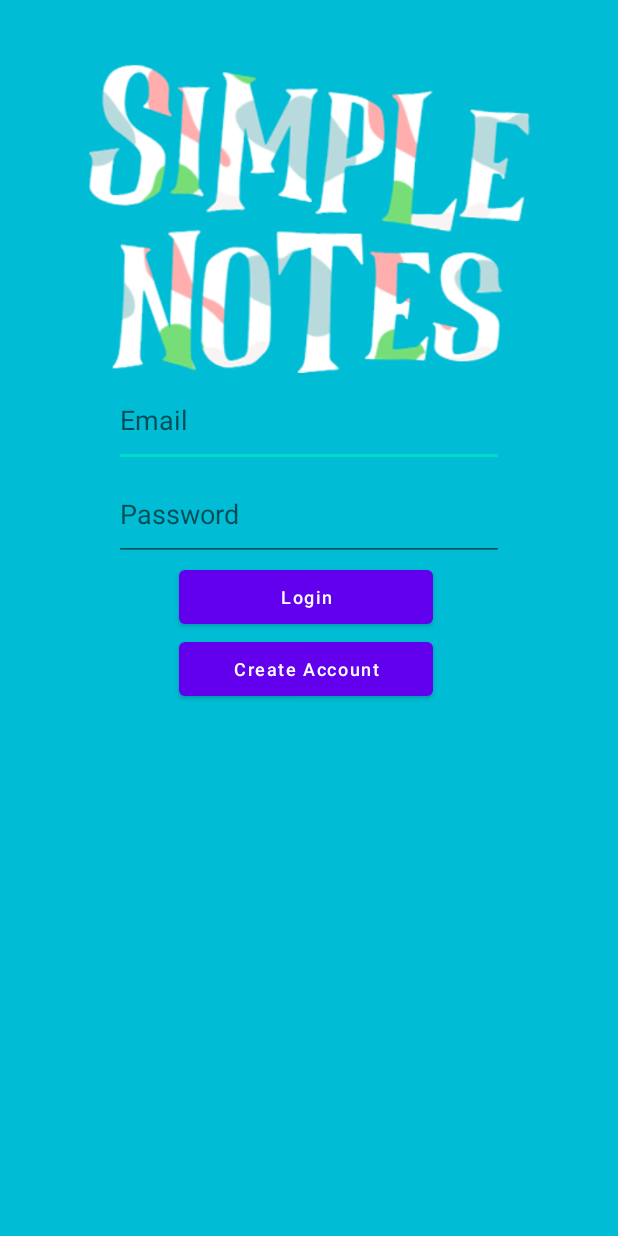
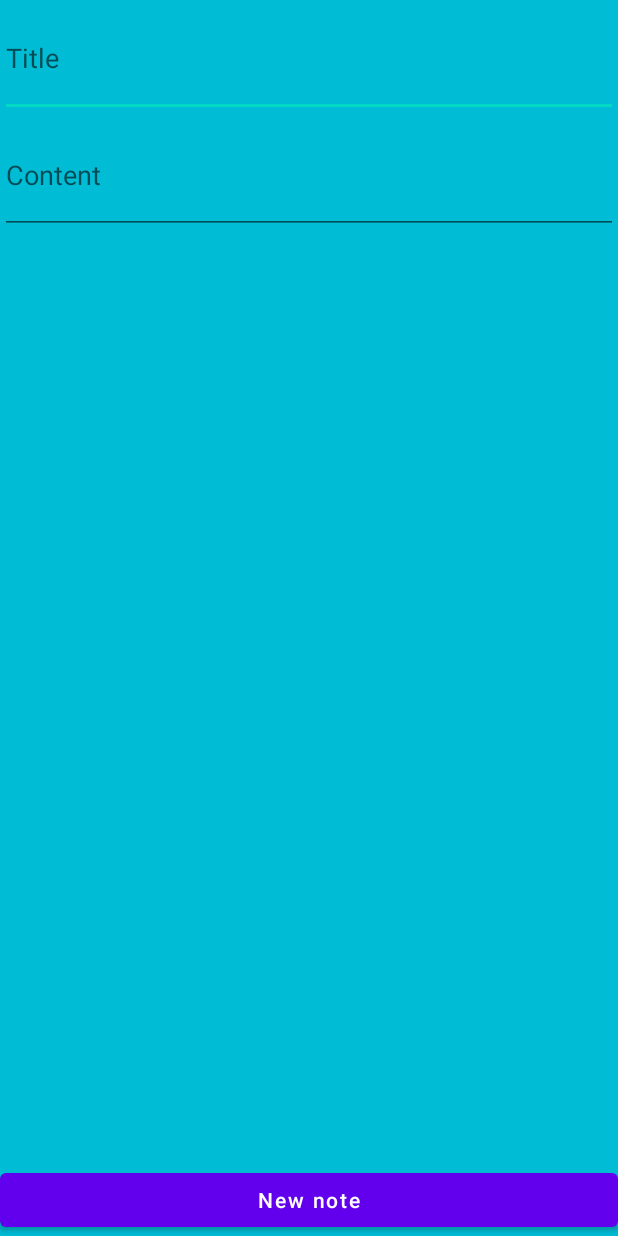
Before and after one commit to w-lacey/SimpleNotesApp, an Android app: the screen it shows after launch (MainActivity before the commit, EnterNote after it), on a phone screen of 412 x 824 dp. Run offline under Robolectric (Android 15) with nearby library versions, the phone set to English and light mode, and no system bars; our stand-ins replace sdp/ssp sizes.

```diff
--- a/app/build.gradle
+++ b/app/build.gradle
@@ -39,8 +39,8 @@ dependencies {
     implementation 'androidx.constraintlayout:constraintlayout:2.1.4'
     implementation 'androidx.databinding:compiler:3.2.0-alpha11'
     testImplementation 'junit:junit:4.13.2'
-    androidTestImplementation 'androidx.test.ext:junit:1.1.3'
-    androidTestImplementation 'androidx.test.espresso:espresso-core:3.4.0'
+    androidTestImplementation 'androidx.test.ext:junit:1.1.4'
+    androidTestImplementation 'androidx.test.espresso:espresso-core:3.5.0'
     implementation 'com.intuit.ssp:ssp-android:1.1.0'
     implementation 'com.intuit.sdp:sdp-android:1.1.0'
     implementation 'com.google.guava:listenablefuture:9999.0-empty-to-avoid-conflict-with-guava'
--- a/app/src/main/java/com/example/onethingapp/EnterNote.java
+++ b/app/src/main/java/com/example/onethingapp/EnterNote.java
@@ -7,8 +7,6 @@ import android.os.Bundle;
 import android.view.View;
 import android.widget.Button;
 import android.widget.EditText;
-
-import org.json.simple.parser.ParseException;
 
 import java.io.IOException;
 
@@ -29,7 +27,6 @@ public class EnterNote extends AppCompatActivity {
     saveNote = findViewById(R.id.saveNoteButton);
     String extraNoteContent = getIntent().getStringExtra("noteContent");
     String extraNoteTitle = getIntent().getStringExtra("noteTitle");
-    // Accessing the data using key and value
     if (extraNoteTitle != null && extraNoteContent != null) {
       noteTitle.setText(extraNoteTitle);
       noteContent.setText(extraNoteContent);
--- a/app/src/main/java/com/example/onethingapp/MainActivity.java
+++ b/app/src/main/java/com/example/onethingapp/MainActivity.java
@@ -15,25 +15,10 @@ import android.widget.TextView;
 
 public class MainActivity extends AppCompatActivity {
 
-  TextView loginPrompt;
-  EditText emailInput;
-  EditText passwordInput;
-  Button loginSubmit;
-  TextView createAccountLink;
-  SQLConnection DB;
-  private SharedPreferences sharedpreferences;
-  Context context;
-
   @Override
   protected void onCreate(Bundle savedInstanceState) {
     super.onCreate(savedInstanceState);
-    setContentView(R.layout.activity_main);
-    ImageView logoBanner = findViewById(R.id.logoBanner);
-    EditText emailInput = findViewById(R.id.inputEmail);
-    EditText passwordInput = findViewById(R.id.inputPassword);
-    Button loginSubmit = findViewById(R.id.loginSubmitButton);
-    Button createAccountLink = findViewById(R.id.createAccountLink);
-    DB = new SQLConnection(this);
+    setContentView(R.layout.activity_note_list);
 
     Boolean isFirstRun =
         getSharedPreferences("PREFERENCE", MODE_PRIVATE).getBoolean("isFirstRun", true);
@@ -41,36 +26,10 @@ public class MainActivity extends AppCompatActivity {
     if (isFirstRun) {
       // show start activity
       startActivity(new Intent(MainActivity.this, SplashScreen.class));
+
+    } else {
+      startActivity(new Intent(MainActivity.this, NoteList.class));
     }
     getSharedPreferences("PREFERENCE", MODE_PRIVATE).edit().putBoolean("isFirstRun", false).apply();
-
-    loginSubmit.setOnClickListener(
-        new View.OnClickListener() {
-          @Override
-          public void onClick(View view) {
-            String email = emailInput.getText().toString();
-            String password = passwordInput.getText().toString();
-            boolean check = DB.validateLogin(email, password);
-            if (check) {
-              Intent intent = new Intent(MainActivity.this, EnterNote.class);
-              startActivity(intent);
-            } else {
-              final AlertDialog.Builder alertDialog =
-                  new AlertDialog.Builder(MainActivity.this)
-                      .setTitle(" NOT SUCCESS")
-                      .setMessage("YOU DONT EXISTS");
-              alertDialog.show();
-            }
-          }
-        });
-    createAccountLink.setOnClickListener(
-        new View.OnClickListener() {
-          @Override
-          public void onClick(View view) {
-            Intent intent = new Intent(MainActivity.this, CreateAccount.class);
-            startActivity(intent);
-            finish();
-          }
-        });
   }
 }
--- a/app/src/main/java/com/example/onethingapp/SplashScreen.java
+++ b/app/src/main/java/com/example/onethingapp/SplashScreen.java
@@ -12,7 +12,8 @@ import android.widget.ImageView;
 public class SplashScreen extends AppCompatActivity {
   Animation animation;
   ImageView img;
-    Handler handler = new Handler();
+  final Handler handler = new Handler();
+
   @Override
   protected void onCreate(Bundle savedInstanceState) {
     super.onCreate(savedInstanceState);
@@ -20,7 +21,7 @@ public class SplashScreen extends AppCompatActivity {
     img = (ImageView) findViewById(R.id.splashScreenLogo);
     animation = AnimationUtils.loadAnimation(getApplicationContext(), R.anim.pop);
     img.startAnimation(animation);
-    Intent intent = new Intent(SplashScreen.this, MainActivity.class);
+    Intent intent = new Intent(SplashScreen.this, EnterNote.class);
 
     handler.postDelayed(
         new Runnable() {
--- a/app/src/main/res/layout/activity_enter_note.xml
+++ b/app/src/main/res/layout/activity_enter_note.xml
@@ -1,76 +1,51 @@
 <?xml version="1.0" encoding="utf-8"?>
-<androidx.constraintlayout.widget.ConstraintLayout xmlns:android="http://schemas.android.com/apk/res/android"
-	xmlns:app="http://schemas.android.com/apk/res-auto"
+<LinearLayout xmlns:android="http://schemas.android.com/apk/res/android"
 	xmlns:tools="http://schemas.android.com/tools"
 	android:layout_width="match_parent"
 	android:layout_height="match_parent"
 	android:background="#00BCD4"
 	tools:context=".EnterNote"
-	tools:ignore="Overdraw">
+	android:orientation="vertical">
+
 
 	<ScrollView
-		android:id="@+id/scrollView2"
-		android:layout_width="fill_parent"
-		android:layout_height="wrap_content"
-		android:layout_marginBottom="136dp"
-		android:fillViewport="true"
-		app:layout_constraintBottom_toBottomOf="parent"
-		app:layout_constraintEnd_toEndOf="parent"
-		app:layout_constraintHorizontal_bias="0.0"
-		app:layout_constraintStart_toStartOf="parent"
-		app:layout_constraintTop_toTopOf="parent"
-		app:layout_constraintVertical_bias="0.614">
+		android:id="@+id/scrollView"
+		android:layout_width="match_parent"
+		android:layout_height="0dip"
+		android:layout_weight="1">
+		<LinearLayout
+			android:layout_width="match_parent"
+			android:layout_height="wrap_content"
+			android:orientation="vertical">
 
-		<androidx.constraintlayout.widget.ConstraintLayout
-			android:layout_width="fill_parent"
-			android:layout_height="wrap_content">
+			<EditText
+				android:id="@+id/noteTitleInput"
+				android:layout_width="match_parent"
+				android:layout_height="@dimen/_60sdp"
+				android:ems="10"
+				android:hint="Title"
+				android:inputType="textPersonName" />
 
 			<EditText
 				android:id="@+id/noteContentInput"
-				android:layout_width="@dimen/_210sdp"
+				android:minHeight="@dimen/_60sdp"
+				android:layout_width="match_parent"
 				android:layout_height="wrap_content"
 				android:ems="10"
-				android:gravity="start|top"
-				android:hint="Note "
+				android:gravity="center_vertical"
+				android:hint="Content"
 				android:inputType="textMultiLine"
-				android:minHeight="48dp"
-				android:textSize="30sp"
-				app:layout_constraintBottom_toBottomOf="parent"
-				app:layout_constraintEnd_toEndOf="parent"
-				app:layout_constraintHorizontal_bias="0.5"
-				app:layout_constraintStart_toStartOf="parent"
-				app:layout_constraintTop_toBottomOf="@+id/noteTitleInput"
-				app:layout_constraintVertical_bias="0.0" />
-
-			<EditText
-				android:id="@+id/noteTitleInput"
-				android:layout_width="@dimen/_205sdp"
-				android:layout_height="wrap_content"
-				android:background="@null"
-				android:ems="10"
-				android:hint="Note Title"
-				android:inputType="textPersonName"
-				android:minHeight="48dp"
-				android:textSize="30sp"
-				app:layout_constraintBottom_toBottomOf="parent"
-				app:layout_constraintEnd_toEndOf="parent"
-				app:layout_constraintStart_toStartOf="parent"
-				app:layout_constraintTop_toTopOf="parent"
-				app:layout_constraintVertical_bias="0.076" />
-
-		</androidx.constraintlayout.widget.ConstraintLayout>
+				tools:ignore="SpeakableTextPresentCheck"
+				 />
+		</LinearLayout>
 	</ScrollView>
 
 	<Button
 		android:id="@+id/saveNoteButton"
-		android:layout_width="wrap_content"
+		android:layout_width="match_parent"
 		android:layout_height="wrap_content"
-		android:text="Save"
-		app:layout_constraintBottom_toBottomOf="parent"
-		app:layout_constraintEnd_toEndOf="parent"
-		app:layout_constraintHorizontal_bias="0.498"
-		app:layout_constraintStart_toStartOf="parent"
-		app:layout_constraintTop_toBottomOf="@+id/scrollView2"
-		app:layout_constraintVertical_bias="0.056" />
+		android:layout_marginTop="5dp"
+		android:text="New note"
+		android:textAllCaps="false" />
 
-</androidx.constraintlayout.widget.ConstraintLayout>
+</LinearLayout>
--- a/app/src/main/res/layout/activity_main.xml
+++ /dev/null
@@ -1,82 +0,0 @@
-<?xml version="1.0" encoding="utf-8"?>
-<androidx.constraintlayout.widget.ConstraintLayout xmlns:android="http://schemas.android.com/apk/res/android"
-    xmlns:app="http://schemas.android.com/apk/res-auto"
-    xmlns:tools="http://schemas.android.com/tools"
-    android:id="@+id/text"
-    android:layout_width="match_parent"
-    android:layout_height="match_parent"
-    android:background="#00BCD4"
-    tools:context=".MainActivity">
-
-    <ImageView
-        android:id="@+id/logoBanner"
-        android:layout_width="0dp"
-        android:layout_height="0dp"
-        app:layout_constraintBottom_toBottomOf="parent"
-        app:layout_constraintEnd_toEndOf="parent"
-        app:layout_constraintHeight_percent="0.25"
-        app:layout_constraintHorizontal_bias="0.5"
-        app:layout_constraintStart_toStartOf="parent"
-        app:layout_constraintTop_toTopOf="parent"
-        app:layout_constraintVertical_bias="0.069"
-        app:layout_constraintWidth_percent="0.75"
-        app:srcCompat="@drawable/banner"
-        android:contentDescription="TODO" />
-
-    <EditText
-        android:id="@+id/inputEmail"
-        android:layout_width="@dimen/_200sdp"
-        android:layout_height="@dimen/_48sdp"
-        android:ems="10"
-        android:hint="Email"
-        android:inputType="textEmailAddress"
-        app:layout_constraintBottom_toBottomOf="parent"
-        app:layout_constraintEnd_toEndOf="parent"
-        app:layout_constraintHorizontal_bias="0.5"
-        app:layout_constraintStart_toStartOf="parent"
-        app:layout_constraintTop_toBottomOf="@+id/logoBanner"
-        app:layout_constraintVertical_bias="0.0" />
-
-    <EditText
-        android:id="@+id/inputPassword"
-        android:layout_width="@dimen/_200sdp"
-        android:layout_height="@dimen/_48sdp"
-        android:ems="10"
-        android:hint="Password"
-        android:inputType="textPassword"
-        app:layout_constraintBottom_toBottomOf="parent"
-        app:layout_constraintEnd_toEndOf="parent"
-        app:layout_constraintHorizontal_bias="0.5"
-        app:layout_constraintStart_toStartOf="parent"
-        app:layout_constraintTop_toBottomOf="@+id/inputEmail"
-        app:layout_constraintVertical_bias="0.0" />
-
-    <Button
-        android:id="@+id/loginSubmitButton"
-        android:layout_width="@dimen/_130sdp"
-        android:layout_height="wrap_content"
-        android:text="Login"
-        android:textAllCaps="false"
-        android:textSize="12sp"
-        app:layout_constraintBottom_toBottomOf="parent"
-        app:layout_constraintEnd_toEndOf="parent"
-        app:layout_constraintHorizontal_bias="0.493"
-        app:layout_constraintStart_toStartOf="parent"
-        app:layout_constraintTop_toBottomOf="@+id/inputPassword"
-        app:layout_constraintVertical_bias="0.0" />
-
-    <Button
-        android:id="@+id/createAccountLink"
-        android:layout_width="@dimen/_130sdp"
-        android:layout_height="wrap_content"
-        android:text="Create Account"
-        android:textAllCaps="false"
-        android:textSize="12sp"
-        app:layout_constraintBottom_toBottomOf="parent"
-        app:layout_constraintEnd_toEndOf="parent"
-        app:layout_constraintHorizontal_bias="0.493"
-        app:layout_constraintStart_toStartOf="parent"
-        app:layout_constraintTop_toBottomOf="@+id/loginSubmitButton"
-        app:layout_constraintVertical_bias="0.0" />
-
-</androidx.constraintlayout.widget.ConstraintLayout>
--- a/app/src/main/res/layout/activity_splash_screen.xml
+++ b/app/src/main/res/layout/activity_splash_screen.xml
@@ -18,5 +18,6 @@
         app:layout_constraintStart_toStartOf="parent"
         app:layout_constraintTop_toTopOf="parent"
         app:layout_constraintVertical_bias="0.5"
-        app:srcCompat="@drawable/banner" />
+        app:srcCompat="@drawable/banner"
+        tools:ignore="ContentDescription" />
 </androidx.constraintlayout.widget.ConstraintLayout>
--- a/app/src/main/res/values/strings.xml
+++ b/app/src/main/res/values/strings.xml
@@ -1 +1 @@
-<resources></resources>
+<resources />
```
Also changed, not shown: app/src/main/AndroidManifest.xml (+0 -7 lines), app/src/main/java/com/example/onethingapp/CreateAccount.java (deleted, +0 -89 lines), app/src/main/java/com/example/onethingapp/JsonHandler.java (+7 -18 lines), app/src/main/java/com/example/onethingapp/SQLConnection.java (deleted, +0 -128 lines), app/src/main/res/layout/activity_create_account_layout.xml (deleted, +0 -79 lines), app/src/main/res/drawable/createaccountbanner.png (deleted).
